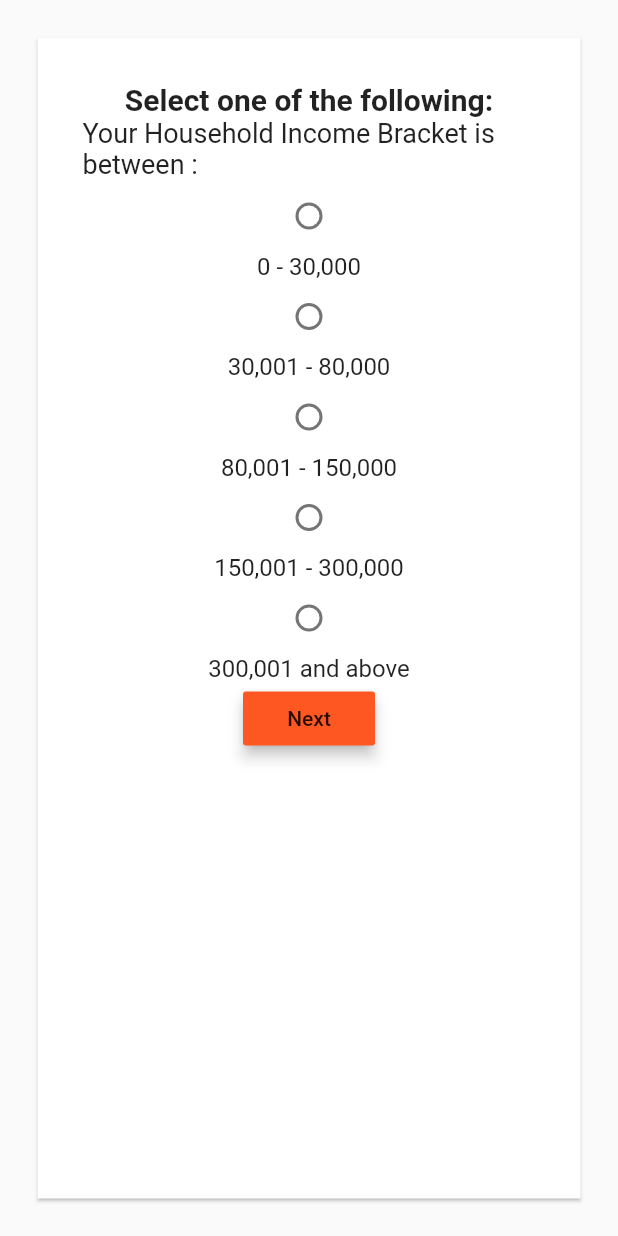
After one commit to odaridavid/Fise, a Flutter app: the HouseholdSurvey screen opened by its route, on a phone screen of 412 x 824 dp. The commit adds this screen. Run offline on Flutter 3.47's test engine with Material 2 defaults, Android fonts, the phone set to English and light mode, and no system bars.

Commit message:
[#] Add Surveys in package folder

```diff
--- a/lib/main.dart
+++ b/lib/main.dart
@@ -1,8 +1,9 @@
 import 'package:flutter/material.dart';
-import 'survey_income.dart';
-import 'survey_household_income.dart';
+import 'package:fise/surveys/survey_1.dart';
+import 'package:fise/surveys/survey_2.dart';
+import 'package:fise/surveys/survey_3.dart';
+import 'package:fise/surveys/survey_4.dart';
 import 'thank_you.dart';
-import 'survey_save_income.dart';
 
 void main() => runApp(MyApp());
 
@@ -19,10 +20,12 @@ class MyApp extends StatelessWidget {
         ),
         home: FiseHomePage(title: 'Fise Survey'),
         routes: <String, WidgetBuilder>{
-          '/income': (BuildContext context) => new Survey(),
-          '/household_income': (BuildContext context) => new SurveyHousehold(),
+          '/income': (BuildContext context) => new IncomeSurvey(),
+          '/household_income': (BuildContext context) => new HouseholdSurvey(),
+          '/savings': (BuildContext context) => new SavingsSurvey(),
+          '/finance_knowledge': (BuildContext context) =>
+              new FinanceKnowledgeSurvey(),
           '/thank_you': (BuildContext context) => new ThankYouPage(),
-          '/savings': (BuildContext context) => new SurveySavings()
         });
   }
 }
--- /dev/null
+++ b/lib/surveys/survey_1.dart
@@ -0,0 +1,95 @@
+import 'package:flutter/material.dart';
+import '../main.dart';
+
+class HouseholdSurvey extends StatefulWidget {
+  @override
+  _HouseholdSurveyState createState() => _HouseholdSurveyState();
+}
+
+class _HouseholdSurveyState extends State<HouseholdSurvey> {
+  // state variable
+  int _radiovalue = -1;
+
+  void _handleRadioValueChange(int value) {
+    setState(() {
+      _radiovalue = value;
+    });
+  }
+
+  @override
+  Widget build(BuildContext context) {
+    return new Scaffold(
+      body: Card(
+          margin: EdgeInsets.all(25.0),
+          shape: BeveledRectangleBorder(),
+          child: Padding(
+              padding: EdgeInsets.all(30.0),
+              child: Column(children: <Widget>[
+                new Text('Select one of the following:',
+                    style: new TextStyle(
+                        fontSize: 20.0, fontWeight: FontWeight.bold)),
+                new Text(
+                  'Your Household Income Bracket is between :',
+                  style: new TextStyle(
+                    fontWeight: FontWeight.normal,
+                    fontSize: 18.0,
+                  ),
+                ),
+                new Radio(
+                  value: 0,
+                  groupValue: _radiovalue,
+                  onChanged: _handleRadioValueChange,
+                ),
+                new Text(
+                  '0 - 30,000',
+                  style: new TextStyle(fontSize: 16.0),
+                ),
+                new Radio(
+                  value: 1,
+                  groupValue: _radiovalue,
+                  onChanged: _handleRadioValueChange,
+                ),
+                new Text(
+                  '30,001 - 80,000',
+                  style: new TextStyle(fontSize: 16.0),
+                ),
+                new Radio(
+                  value: 2,
+                  groupValue: _radiovalue,
+                  onChanged: _handleRadioValueChange,
+                ),
+                new Text(
+                  '80,001 - 150,000',
+                  style: new TextStyle(fontSize: 16.0),
+                ),
+                new Radio(
+                  value: 3,
+                  groupValue: _radiovalue,
+                  onChanged: _handleRadioValueChange,
+                ),
+                new Text(
+                  '150,001 - 300,000',
+                  style: new TextStyle(fontSize: 16.0),
+                ),
+                new Radio(
+                  value: 3,
+                  groupValue: _radiovalue,
+                  onChanged: _handleRadioValueChange,
+                ),
+                new Text(
+                  '300,001 and above',
+                  style: new TextStyle(fontSize: 16.0),
+                ),
+                RaisedButton(
+                  color: Theme.of(context).accentColor,
+                  elevation: 4.0,
+                  splashColor: Colors.lightGreen,
+                  onPressed: () {
+                    Navigator.of(context).pushNamed('/savings');
+                  },
+                  child: Text('Next'),
+                )
+              ]))),
+    );
+  }
+}
```
Also changed, not shown: lib/surveys/survey_2.dart (renamed from lib/survey_save_income.dart, +11 -11 lines), lib/surveys/survey_3.dart (renamed from lib/survey_household_income.dart, +10 -10 lines), lib/surveys/survey_4.dart (renamed from lib/survey_income.dart, +12 -13 lines).
